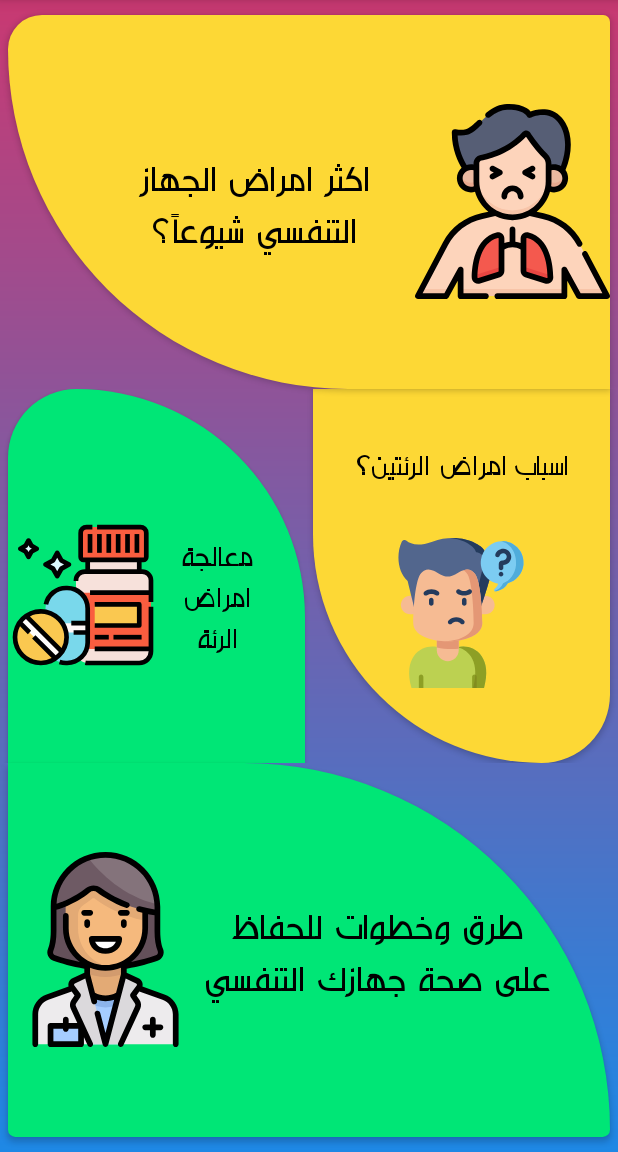
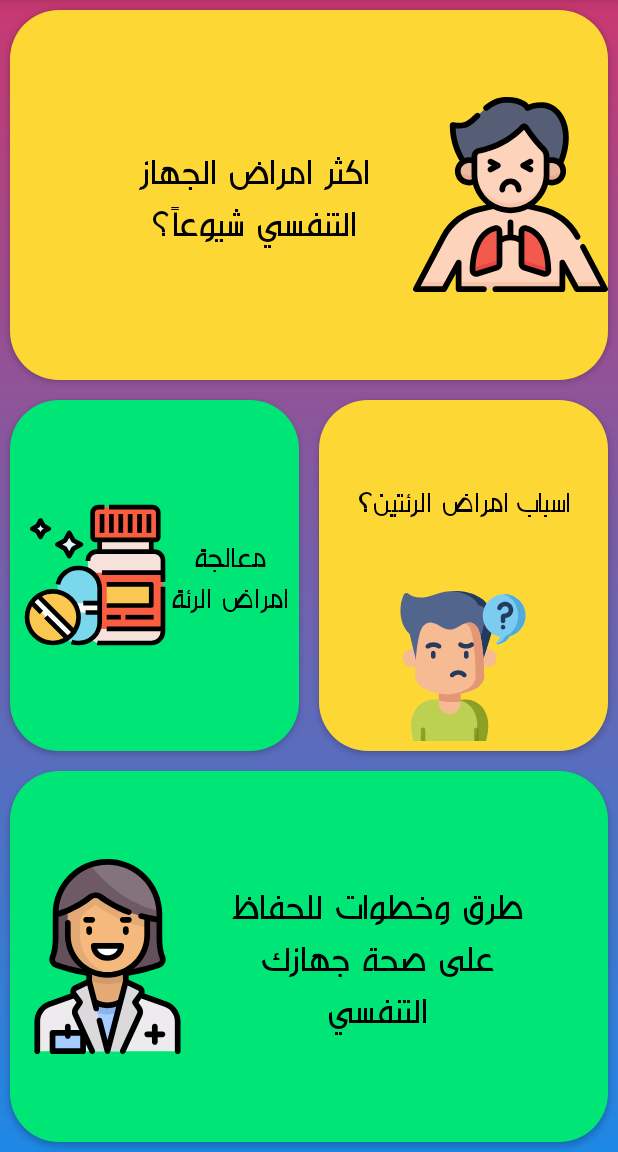
Before and after one commit to ETS-Android2/Medical_Info_App, an Android app: the b3 screen opened directly, with no data from a screen before it, on a phone screen of 412 x 824 dp, the part 84-1236 px from its top. Run offline under Robolectric (Android 15) with nearby library versions, the phone set to English and light mode, and no system bars; our stand-ins replace sdp/ssp sizes.

Commit message:
Edition 4

```diff
--- a/app/build.gradle
+++ b/app/build.gradle
@@ -9,8 +9,8 @@ android {
         applicationId "com.omarstudiolimited.doc_app"
         minSdkVersion 23
         targetSdkVersion 30
-        versionCode 5
-        versionName "5"
+        versionCode 6
+        versionName "6"
         setProperty("archivesBaseName", "Info App")
         testInstrumentationRunner "androidx.test.runner.AndroidJUnitRunner"
     }
--- a/app/src/main/res/drawable/m1.xml
+++ b/app/src/main/res/drawable/m1.xml
@@ -6,11 +6,9 @@
 <shape>
     <corners
 
+        android:radius="@dimen/_25sdp"
 
-
-        android:topLeftRadius="500dp"
-        android:topRightRadius="100dp"
-        android:bottomLeftRadius="5000dp"/>
+        />
 
 
 
--- a/app/src/main/res/drawable/m2.xml
+++ b/app/src/main/res/drawable/m2.xml
@@ -10,8 +10,7 @@
             <corners
 
 
-                android:bottomRightRadius="150dp"
-                android:bottomLeftRadius="500dp"
+                android:radius="@dimen/_25sdp"
                 />
 
             <!--        android:topLeftRadius="50dp"-->
--- a/app/src/main/res/drawable/m3.xml
+++ b/app/src/main/res/drawable/m3.xml
@@ -9,8 +9,7 @@
         <corners
 
 
-            android:topRightRadius="500dp"
-            android:topLeftRadius="150dp"
+            android:radius="@dimen/_25sdp"
             />
 
         <!--        android:topLeftRadius="50dp"-->
--- a/app/src/main/res/drawable/m4.xml
+++ b/app/src/main/res/drawable/m4.xml
@@ -11,9 +11,7 @@
 
 
 
-            android:topRightRadius="5000dp"
-            android:bottomLeftRadius="100dp"
-            android:bottomRightRadius="100dp"/>
+            android:radius="@dimen/_25sdp"/>
 
 
 
--- a/app/src/main/res/layout/activity_b3.xml
+++ b/app/src/main/res/layout/activity_b3.xml
@@ -11,6 +11,7 @@
 
 
     <Button
+        android:layout_margin="@dimen/_5sdp"
         android:gravity="center"
         android:textSize="@dimen/_25sdp"
         android:paddingLeft="55dp"
@@ -37,6 +38,7 @@
         android:orientation="horizontal">
 
         <Button
+            android:layout_margin="@dimen/_5sdp"
             android:onClick="x3"
             android:textColor="@color/black"
             android:textSize="@dimen/_20sdp"
@@ -44,8 +46,7 @@
             android:fontFamily="@font/h2"
             android:text="معالجة امراض الرئة"
             android:drawableLeft="@drawable/ic_vitamin"
-            android:paddingRight="20dp"
-            android:paddingTop="25dp"
+            android:padding="@dimen/_5sdp"
             android:layout_marginLeft="5dp"
             android:layout_marginRight="5dp"
             android:layout_width="0dp"
@@ -55,6 +56,7 @@
 
 
         <Button
+            android:layout_margin="@dimen/_5sdp"
             android:onClick="x2"
             android:gravity="center"
             android:textColor="@color/black"
@@ -62,9 +64,7 @@
             android:fontFamily="@font/h2"
             android:text="اسباب امراض الرئتين؟"
             android:drawableBottom="@drawable/ic_confused"
-            android:paddingBottom="50dp"
-            android:layout_marginLeft="0dp"
-            android:layout_marginRight="5dp"
+            android:padding="@dimen/_5sdp"
             android:layout_width="0dp"
             android:layout_height="match_parent"
             android:layout_weight="1"
@@ -74,6 +74,7 @@
     </LinearLayout>
 
     <Button
+        android:layout_margin="@dimen/_5sdp"
         android:onClick="x4"
         android:textColor="@color/black"
         android:textSize="@dimen/_25sdp"
--- a/app/src/main/res/layout/activity_main.xml
+++ b/app/src/main/res/layout/activity_main.xml
@@ -18,7 +18,7 @@
         android:text="Your Biggest Wealth Is Your Health"
         android:textSize="@dimen/_15ssp"
         android:fontFamily="@font/h3"
-        android:textColor="#FFD600"/>
+        android:textColor="#FFFFFF"/>
 
 
     <ImageView
```
Also changed, not shown: app/src/main/res/layout/activity_b4.xml (+7 -4 lines), app/src/main/res/layout/activity_b5.xml (+6 -2 lines), app/src/main/res/layout/activity_b6.xml (+8 -4 lines), 3 other files.
